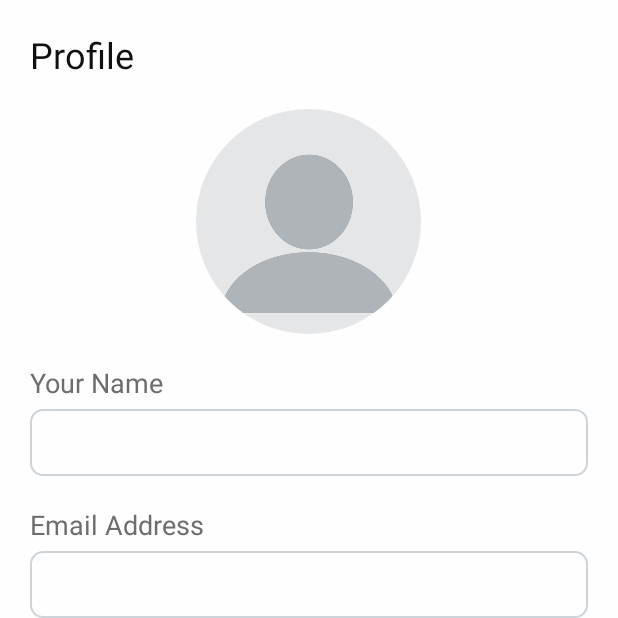
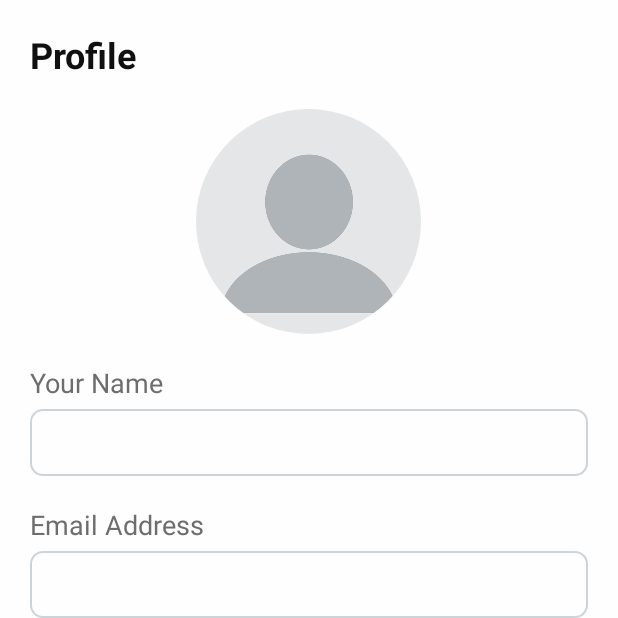
Before and after one commit to Ma7moudElbaz/Cat-FollowUp, an Android app: the fragment ProfileFragment shown on its own in the app's theme, on a phone screen of 412 x 824 dp, the top half of it. Run offline under Robolectric (Android 15) with nearby library versions, the phone set to English and light mode, and no system bars; plain views replace RoundedImageView.

Commit message:
Commit 6/12/2021

```diff
--- a/app/src/main/java/com/example/followup/home/settings/BottomSheet_choose_lang.java
+++ b/app/src/main/java/com/example/followup/bottomsheets/BottomSheet_choose_lang.java
@@ -1,4 +1,4 @@
-package com.example.followup.home.settings;
+package com.example.followup.bottomsheets;
 
 import android.content.Context;
 import android.os.Bundle;
--- a/app/src/main/java/com/example/followup/home/settings/SettingsFragment.java
+++ b/app/src/main/java/com/example/followup/home/settings/SettingsFragment.java
@@ -10,6 +10,7 @@ import androidx.annotation.NonNull;
 import androidx.annotation.Nullable;
 import androidx.fragment.app.Fragment;
 
+import com.example.followup.bottomsheets.BottomSheet_choose_lang;
 import com.example.followup.home.HomeActivity;
 import com.example.followup.R;
 
--- /dev/null
+++ b/app/src/main/res/drawable/bottomsheet_bg.xml
@@ -0,0 +1,9 @@
+<?xml version="1.0" encoding="UTF-8"?>
+<shape xmlns:android="http://schemas.android.com/apk/res/android">
+
+    <solid
+        android:color="@color/white"/>
+
+    <corners android:topLeftRadius="30dp"
+        android:topRightRadius="30dp"/>
+</shape>
--- a/app/src/main/res/layout/fragment_profile.xml
+++ b/app/src/main/res/layout/fragment_profile.xml
@@ -14,6 +14,7 @@
         android:layout_height="wrap_content"
         android:text="@string/profile"
         android:textColor="@color/black"
+        android:textStyle="bold"
         android:textSize="24sp" />
 
 
--- a/app/src/main/res/layout/fragment_settings.xml
+++ b/app/src/main/res/layout/fragment_settings.xml
@@ -15,6 +15,7 @@
         android:layout_height="wrap_content"
         android:text="@string/settings"
         android:textColor="@color/black"
+        android:textStyle="bold"
         android:textSize="24sp" />
 
     <RelativeLayout
```
Also changed, not shown: app/src/main/res/drawable/black_curved.xml (added, +7 -0 lines), app/src/main/res/drawable/ic_filter.xml (added, +21 -0 lines), app/src/main/res/drawable/white_curved.xml (added, +7 -0 lines).
